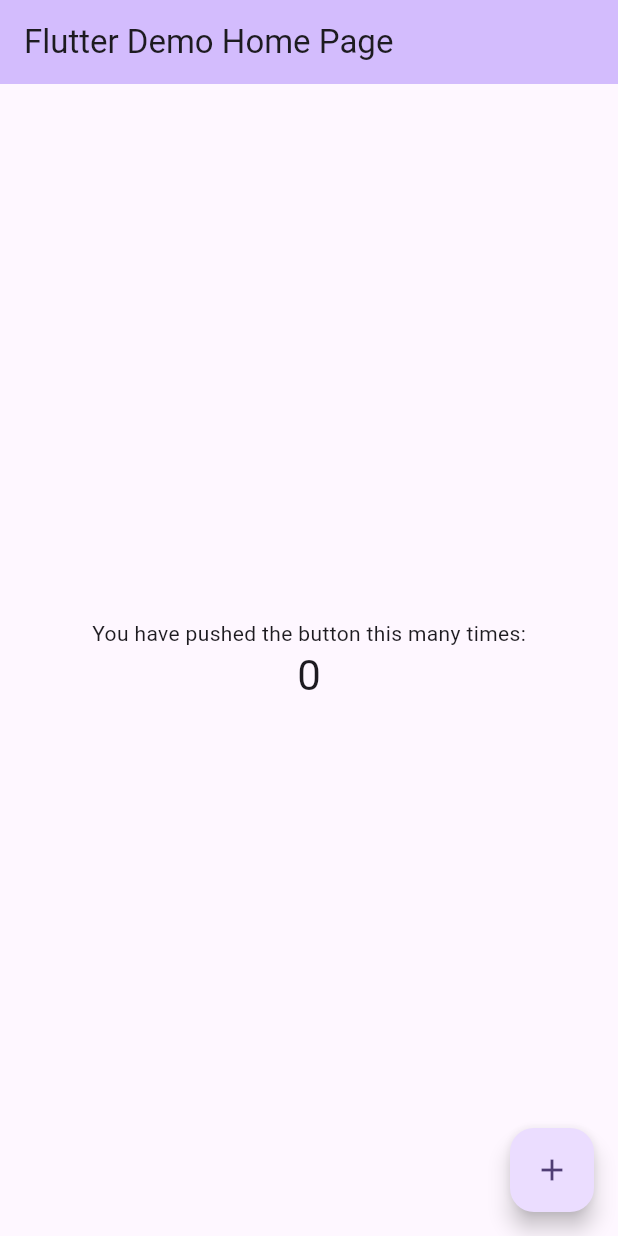
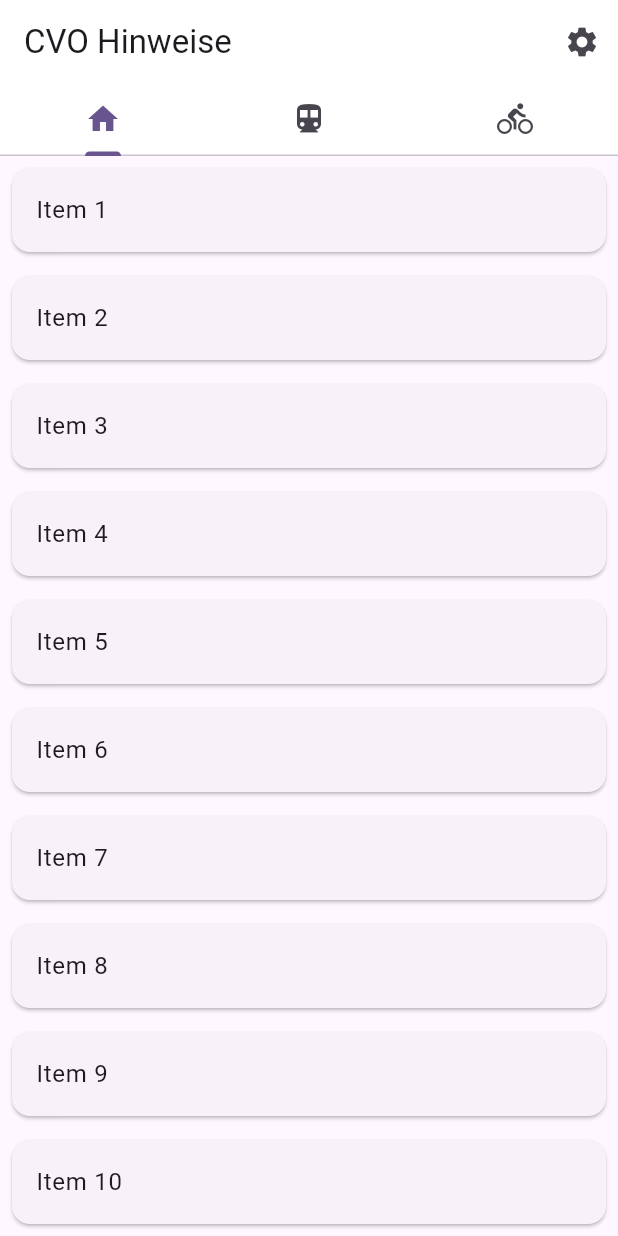
Before and after one commit to picupup/cvohinweise, a Flutter app: the screen it shows after launch, on a phone screen of 412 x 824 dp. Run offline on Flutter 3.47's test engine with Material 2 defaults, Android fonts, the phone set to English and light mode, and no system bars.

Commit message:
Add card list with dummy data

```diff
--- a/lib/main.dart
+++ b/lib/main.dart
@@ -31,15 +31,43 @@ class MyApp extends StatelessWidget {
         colorScheme: ColorScheme.fromSeed(seedColor: Colors.deepPurple),
         useMaterial3: true,
       ),
-      home: const MyHomePage(title: 'Flutter Demo Home Page'),
+      // home: const MyHomePage(title: 'Flutter Demo Home Page'),
+      home: DefaultTabController(
+        length: 3,
+        child: Scaffold(
+          appBar: AppBar(
+            backgroundColor: Theme.of(context).colorScheme.inversePrimary,
+            bottom: const TabBar(
+              tabs: [
+                Tab(icon: Icon(Icons.home)),
+                Tab(icon: Icon(Icons.directions_transit)),
+                Tab(icon: Icon(Icons.directions_bike)),
+              ],
+            ),
+            title: const Text('CVO Hinweise'),
+            actions: [
+              IconButton(
+                  onPressed: () {
+                    // Navigate to settings page or open settings dialog
+                  },
+                  icon: const Icon(Icons.settings)),
+            ],
+          ),
+          body: const TabBarView(
+            children: [
+              MyHomePage(),
+              Icon(Icons.directions_bike),
+              Icon(Icons.directions_bike),
+            ],
+          ),
+        ),
+      ),
     );
   }
 }
 
-
-
 class MyHomePage extends StatefulWidget {
-  const MyHomePage({super.key, required this.title});
+  const MyHomePage({super.key});
 
   // This widget is the home page of your application. It is stateful, meaning
   // that it has a State object (defined below) that contains fields that affect
@@ -50,14 +78,13 @@ class MyHomePage extends StatefulWidget {
   // used by the build method of the State. Fields in a Widget subclass are
   // always marked "final".
 
-  final String title;
-
   @override
   State<MyHomePage> createState() => _MyHomePageState();
 }
 
 class _MyHomePageState extends State<MyHomePage> {
   int _counter = 0;
+  List<String> someDataList = ['Item 1', 'Item 2', 'Item 3', 'Item 4', 'Item 5', 'Item 6', 'Item 7', 'Item 8', 'Item 9', 'Item 10', 'Item 11', 'Item 12', 'Item 13', 'Item 14', 'Item 15', 'Item 16'];
 
   void _incrementCounter() {
     setState(() {
@@ -79,49 +106,22 @@ class _MyHomePageState extends State<MyHomePage> {
     // fast, so that you can just rebuild anything that needs updating rather
     // than having to individually change instances of widgets.
     return Scaffold(
-      appBar: AppBar(
-        // TRY THIS: Try changing the color here to a specific color (to
-        // Colors.amber, perhaps?) and trigger a hot reload to see the AppBar
-        // change color while the other colors stay the same.
-        backgroundColor: Theme.of(context).colorScheme.inversePrimary,
-        // Here we take the value from the MyHomePage object that was created by
-        // the App.build method, and use it to set our appbar title.
-        title: Text(widget.title),
-      ),
       body: Center(
         // Center is a layout widget. It takes a single child and positions it
         // in the middle of the parent.
-        child: Column(
-          // Column is also a layout widget. It takes a list of children and
-          // arranges them vertically. By default, it sizes itself to fit its
-          // children horizontally, and tries to be as tall as its parent.
-          //
-          // Column has various properties to control how it sizes itself and
-          // how it positions its children. Here we use mainAxisAlignment to
-          // center the children vertically; the main axis here is the vertical
-          // axis because Columns are vertical (the cross axis would be
-          // horizontal).
-          //
-          // TRY THIS: Invoke "debug painting" (choose the "Toggle Debug Paint"
-          // action in the IDE, or press "p" in the console), to see the
-          // wireframe for each widget.
-          mainAxisAlignment: MainAxisAlignment.center,
-          children: <Widget>[
-            const Text(
-              'You have pushed the button this many times:',
-            ),
-            Text(
-              '$_counter',
-              style: Theme.of(context).textTheme.headlineMedium,
-            ),
-          ],
+        child: ListView.builder(
+          itemCount: someDataList.length, // Replace with your data list length
+          itemBuilder: (context, index) {
+            return Card(
+              elevation: 1.0,
+              margin: const EdgeInsets.all(8.0),
+              child: ListTile(
+                title: Text(someDataList[index]),
+              ),
+            );
+          },
         ),
       ),
-      floatingActionButton: FloatingActionButton(
-        onPressed: _incrementCounter,
-        tooltip: 'Increment',
-        child: const Icon(Icons.add),
-      ), // This trailing comma makes auto-formatting nicer for build methods.
     );
   }
 }
```
Also changed, not shown: 1 other file.
